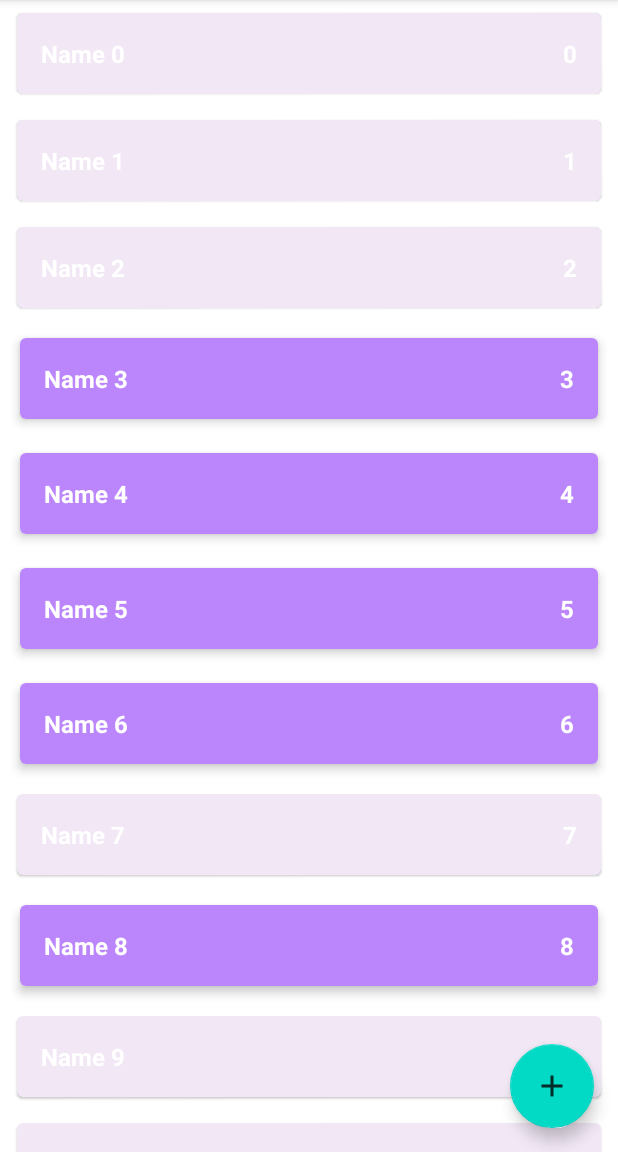
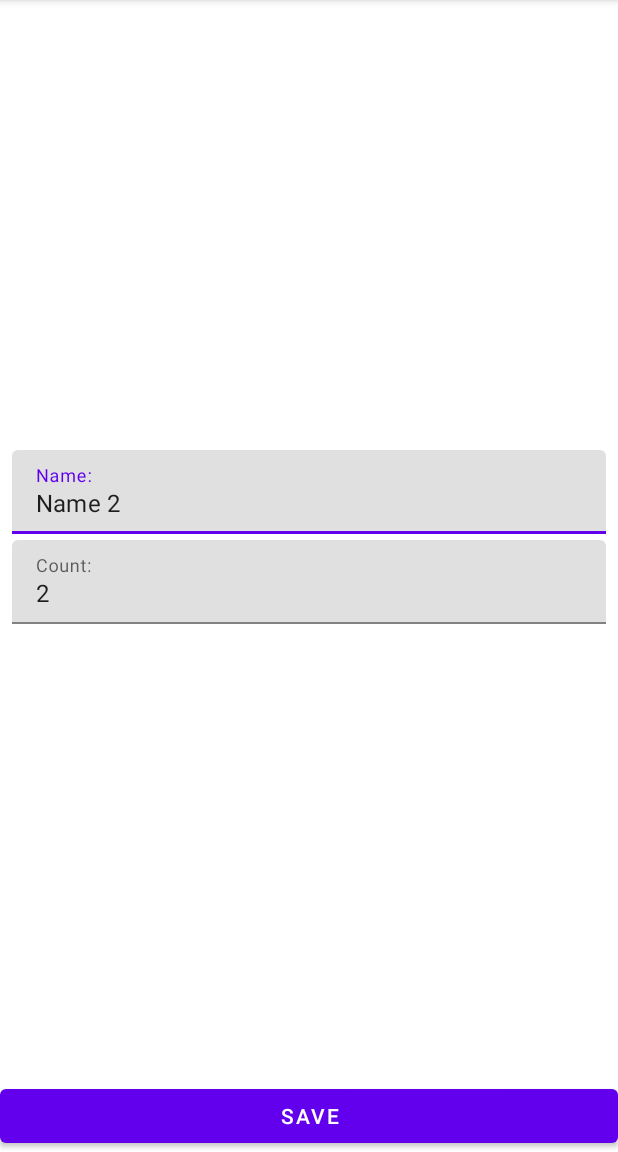
Before and after one commit to GrebnevDeveloper/ShoppingList, an Android app: the screen it shows after launch (MainActivity before the commit, ShopItemActivity after it), after a tap on an icon or button, on a phone screen of 412 x 824 dp, the part 84-1236 px from its top. Run offline under Robolectric (Android 15) with nearby library versions, the phone set to English and light mode, and no system bars.

Commit message:
Add ShopItemActivity

```diff
--- a/app/src/main/AndroidManifest.xml
+++ b/app/src/main/AndroidManifest.xml
@@ -14,6 +14,10 @@
         android:theme="@style/Theme.ShoppingList"
         tools:targetApi="31">
         <activity
+            android:name=".presentation.ShopItemActivity"
+            android:exported="false"
+            android:windowSoftInputMode="adjustResize" />
+        <activity
             android:name=".presentation.MainActivity"
             android:exported="true">
             <intent-filter>
--- a/app/src/main/java/com/grebnev/shoppinglist/presentation/MainActivity.kt
+++ b/app/src/main/java/com/grebnev/shoppinglist/presentation/MainActivity.kt
@@ -1,11 +1,11 @@
 package com.grebnev.shoppinglist.presentation
 
 import android.os.Bundle
-import android.util.Log
 import androidx.appcompat.app.AppCompatActivity
 import androidx.lifecycle.ViewModelProvider
 import androidx.recyclerview.widget.ItemTouchHelper
 import androidx.recyclerview.widget.RecyclerView
+import com.google.android.material.floatingactionbutton.FloatingActionButton
 import com.grebnev.shoppinglist.R
 
 class MainActivity : AppCompatActivity() {
@@ -21,6 +21,12 @@ class MainActivity : AppCompatActivity() {
 
         viewModel.shopList.observe(this) {
             adapter.submitList(it)
+        }
+
+        val btnAddShopItem = findViewById<FloatingActionButton>(R.id.btn_add_shop_item)
+        btnAddShopItem.setOnClickListener {
+            val intent = ShopItemActivity.newIntentAddShopItem(this)
+            startActivity(intent)
         }
     }
 
@@ -68,7 +74,8 @@ class MainActivity : AppCompatActivity() {
 
     private fun setupClickListener() {
         adapter.onShopItemClickListener = {
-            Log.d("OnShopIteshopList = itmClickListener", it.toString())
+            val intent = ShopItemActivity.newIntentEditShopItem(this, it.id)
+            startActivity(intent)
         }
     }
 
--- /dev/null
+++ b/app/src/main/java/com/grebnev/shoppinglist/presentation/ShopItemActivity.kt
@@ -0,0 +1,162 @@
+package com.grebnev.shoppinglist.presentation
+
+import android.content.Context
+import android.content.Intent
+import android.os.Bundle
+import android.text.Editable
+import android.text.TextWatcher
+import android.widget.Button
+import androidx.appcompat.app.AppCompatActivity
+import androidx.lifecycle.ViewModelProvider
+import com.google.android.material.textfield.TextInputEditText
+import com.google.android.material.textfield.TextInputLayout
+import com.grebnev.shoppinglist.R
+import com.grebnev.shoppinglist.domain.ShopItem
+
+class ShopItemActivity : AppCompatActivity() {
+
+    private lateinit var viewModel: ShopItemViewModel
+
+    private lateinit var tilName: TextInputLayout
+    private lateinit var tilCount: TextInputLayout
+    private lateinit var etName: TextInputEditText
+    private lateinit var etCount: TextInputEditText
+    private lateinit var btnSave: Button
+
+    private var screenMode = MODE_UNKNOWN
+    private var shopItemId = ShopItem.UNDEFINED_ID
+
+    override fun onCreate(savedInstanceState: Bundle?) {
+        super.onCreate(savedInstanceState)
+        setContentView(R.layout.activity_shop_item)
+        parseIntent()
+        viewModel = ViewModelProvider(this)[ShopItemViewModel::class.java]
+        initViews()
+        setShowErrorInputData()
+        setResetErrorInputData()
+        launchScreenMode()
+        setCloseScreen()
+    }
+
+    private fun launchScreenMode() {
+        when (screenMode) {
+            EXTRA_ADD -> launchAddMode()
+            EXTRA_EDIT -> launchEditMode()
+        }
+    }
+
+    private fun setCloseScreen() {
+        viewModel.shouldCloseScreen.observe(this) {
+            finish()
+        }
+    }
+
+    private fun launchAddMode() {
+        btnSave.setOnClickListener {
+            val name = etName.text.toString()
+            val count = etCount.text.toString()
+            viewModel.addShopItem(name, count)
+        }
+    }
+
+    private fun launchEditMode() {
+        viewModel.getShopItem(shopItemId)
+        viewModel.shopItem.observe(this) {
+            etName.setText(it.name)
+            etCount.setText(it.count.toString())
+        }
+        btnSave.setOnClickListener {
+            val name = etName.text?.toString()
+            val count = etCount.text?.toString()
+            viewModel.editShopItem(name, count)
+        }
+    }
+
+    private fun setShowErrorInputData() {
+        viewModel.errorInputName.observe(this) {
+            if (it) {
+                tilName.error = getString(R.string.name_not_correct)
+            } else {
+                tilName.error = null
+            }
+        }
+        viewModel.errorInputCount.observe(this) {
+            if (it) {
+                tilCount.error = getString(R.string.count_not_correct)
+            } else {
+                tilCount.error = null
+            }
+        }
+    }
+
+    private fun setResetErrorInputData() {
+        etName.addTextChangedListener(object : TextWatcher {
+            override fun beforeTextChanged(p0: CharSequence?, p1: Int, p2: Int, p3: Int) {
+            }
+
+            override fun onTextChanged(p0: CharSequence?, p1: Int, p2: Int, p3: Int) {
+                viewModel.resetErrorInputName()
+            }
+
+            override fun afterTextChanged(p0: Editable?) {
+            }
+        })
+        etCount.addTextChangedListener(object : TextWatcher {
+            override fun beforeTextChanged(p0: CharSequence?, p1: Int, p2: Int, p3: Int) {
+            }
+
+            override fun onTextChanged(p0: CharSequence?, p1: Int, p2: Int, p3: Int) {
+                viewModel.resetErrorInputCount()
+            }
+
+            override fun afterTextChanged(p0: Editable?) {
+            }
+        })
+    }
+
+    private fun initViews() {
+        tilName = findViewById(R.id.til_name)
+        tilCount = findViewById(R.id.til_count)
+        etName = findViewById(R.id.et_name)
+        etCount = findViewById(R.id.et_count)
+        btnSave = findViewById(R.id.btn_save)
+    }
+
+    private fun parseIntent() {
+        if (!intent.hasExtra(EXTRA_SCREEN_MODE)) {
+            throw RuntimeException("Param screen mode is absent")
+        }
+        val mode = intent.getStringExtra(EXTRA_SCREEN_MODE)
+        if (mode != EXTRA_ADD && mode != EXTRA_EDIT) {
+            throw RuntimeException("Unknown screen mode $mode")
+        }
+        screenMode = mode
+        if (screenMode == EXTRA_EDIT) {
+            if (!intent.hasExtra(EXTRA_SHOP_ITEM_ID)) {
+                throw RuntimeException("Param shop item id is absent")
+            }
+        }
+        shopItemId = intent.getIntExtra(EXTRA_SHOP_ITEM_ID, ShopItem.UNDEFINED_ID)
+    }
+
+    companion object {
+        private const val EXTRA_SCREEN_MODE = "extra_mode"
+        private const val EXTRA_EDIT = "extra_edit"
+        private const val EXTRA_ADD = "extra_add"
+        private const val EXTRA_SHOP_ITEM_ID = "extra_shop_item_id"
+        private const val MODE_UNKNOWN = ""
+
+        fun newIntentAddShopItem(context: Context): Intent {
+            val intent = Intent(context, ShopItemActivity::class.java)
+            intent.putExtra(EXTRA_SCREEN_MODE, EXTRA_ADD)
+            return intent
+        }
+
+        fun newIntentEditShopItem(context: Context, shopItemId: Int): Intent {
+            val intent = Intent(context, ShopItemActivity::class.java)
+            intent.putExtra(EXTRA_SCREEN_MODE, EXTRA_EDIT)
+            intent.putExtra(EXTRA_SHOP_ITEM_ID, shopItemId)
+            return intent
+        }
+    }
+}
--- /dev/null
+++ b/app/src/main/java/com/grebnev/shoppinglist/presentation/ShopItemViewModel.kt
@@ -0,0 +1,98 @@
+package com.grebnev.shoppinglist.presentation
+
+import androidx.lifecycle.LiveData
+import androidx.lifecycle.MutableLiveData
+import androidx.lifecycle.ViewModel
+import com.grebnev.shoppinglist.data.ShopListRepositoryImpl
+import com.grebnev.shoppinglist.domain.AddShopItemUseCase
+import com.grebnev.shoppinglist.domain.EditShopItemUseCase
+import com.grebnev.shoppinglist.domain.GetShopItemUseCase
+import com.grebnev.shoppinglist.domain.ShopItem
+
+class ShopItemViewModel : ViewModel() {
+    private val repository = ShopListRepositoryImpl
+
+    private val getShopItemUseCase = GetShopItemUseCase(repository)
+    private val addShopItemUseCase = AddShopItemUseCase(repository)
+    private val editShopItemUseCase = EditShopItemUseCase(repository)
+
+    private val _errorInputName = MutableLiveData<Boolean>()
+    val errorInputName: LiveData<Boolean>
+        get() = _errorInputName
+
+    private val _errorInputCount = MutableLiveData<Boolean>()
+    val errorInputCount: LiveData<Boolean>
+        get() = _errorInputCount
+
+    private val _shopItem = MutableLiveData<ShopItem>()
+    val shopItem: LiveData<ShopItem>
+        get() = _shopItem
+
+    private val _shouldCloseScreen = MutableLiveData<Unit>()
+    val shouldCloseScreen: LiveData<Unit>
+        get() = _shouldCloseScreen
+
+    fun getShopItem(shopItemId: Int) {
+        val item = getShopItemUseCase.getShopItem(shopItemId)
+        _shopItem.value = item
+    }
+
+    fun addShopItem(inputName: String?, inputCount: String?) {
+        val name = parseName(inputName)
+        val count = parseCount(inputCount)
+        if (validateInputData(name, count)) {
+            val shopItem = ShopItem(name, count, true)
+            addShopItemUseCase.addShopItem(shopItem)
+            finishWork()
+        }
+    }
+
+    fun editShopItem(inputName: String?, inputCount: String?) {
+        val name = parseName(inputName)
+        val count = parseCount(inputCount)
+        if (validateInputData(name, count)) {
+            _shopItem.value?.let {
+                val shopItem = it.copy(name = name, count = count)
+                editShopItemUseCase.editShopItem(shopItem)
+                finishWork()
+            }
+        }
+    }
+
+    private fun parseName(name: String?): String {
+        return name?.trim() ?: ""
+    }
+
+    private fun parseCount(count: String?): Int {
+        return try {
+            count?.trim()?.toInt() ?: 0
+        } catch (e: Exception) {
+            0
+        }
+    }
+
+    private fun validateInputData(name: String, count: Int): Boolean {
+        var result = true
+        if (name.isBlank()) {
+            _errorInputName.value = true
+            result = false
+        }
+        if (count <= 0) {
+            _errorInputCount.value = true
+            result = false
+        }
+        return result
+    }
+
+    fun resetErrorInputName() {
+        _errorInputName.value = false
+    }
+
+    fun resetErrorInputCount() {
+        _errorInputCount.value = false
+    }
+
+    private fun finishWork() {
+        _shouldCloseScreen.value = Unit
+    }
+}
--- /dev/null
+++ b/app/src/main/res/layout/activity_shop_item.xml
@@ -0,0 +1,59 @@
+<?xml version="1.0" encoding="utf-8"?>
+<androidx.constraintlayout.widget.ConstraintLayout xmlns:android="http://schemas.android.com/apk/res/android"
+    xmlns:app="http://schemas.android.com/apk/res-auto"
+    xmlns:tools="http://schemas.android.com/tools"
+    android:layout_width="match_parent"
+    android:layout_height="match_parent"
+    tools:context=".presentation.ShopItemActivity">
+
+    <com.google.android.material.textfield.TextInputLayout
+        android:id="@+id/til_name"
+        android:layout_width="0dp"
+        android:layout_height="wrap_content"
+        android:layout_marginStart="8dp"
+        android:layout_marginEnd="8dp"
+        android:layout_marginBottom="4dp"
+        app:layout_constraintBottom_toTopOf="@id/til_count"
+        app:layout_constraintEnd_toEndOf="parent"
+        app:layout_constraintStart_toStartOf="parent"
+        app:layout_constraintTop_toTopOf="parent"
+        app:layout_constraintVertical_chainStyle="packed">
+
+        <com.google.android.material.textfield.TextInputEditText
+            android:id="@+id/et_name"
+            android:layout_width="match_parent"
+            android:layout_height="wrap_content"
+            android:hint="@string/et_name_hint"
+            android:inputType="textCapWords" />
+    </com.google.android.material.textfield.TextInputLayout>
+
+    <com.google.android.material.textfield.TextInputLayout
+        android:id="@+id/til_count"
+        android:layout_width="0dp"
+        android:layout_height="wrap_content"
+        android:layout_marginStart="8dp"
+        android:layout_marginEnd="8dp"
+        android:layout_marginBottom="4dp"
+        app:layout_constraintBottom_toTopOf="@id/btn_save"
+        app:layout_constraintEnd_toEndOf="parent"
+        app:layout_constraintStart_toStartOf="parent"
+        app:layout_constraintTop_toBottomOf="@id/til_name">
+
+        <com.google.android.material.textfield.TextInputEditText
+            android:id="@+id/et_count"
+            android:layout_width="match_parent"
+            android:layout_height="wrap_content"
+            android:hint="@string/et_count_hint"
+            android:inputType="numberDecimal" />
+    </com.google.android.material.textfield.TextInputLayout>
+
+    <Button
+        android:id="@+id/btn_save"
+        android:layout_width="match_parent"
+        android:layout_height="wrap_content"
+        android:text="@string/btn_save"
+        app:layout_constraintBottom_toBottomOf="parent"
+        app:layout_constraintEnd_toEndOf="parent"
+        app:layout_constraintStart_toStartOf="parent" />
+
+</androidx.constraintlayout.widget.ConstraintLayout>
--- a/app/src/main/res/values/strings.xml
+++ b/app/src/main/res/values/strings.xml
@@ -1,4 +1,9 @@
 <resources>
     <string name="app_name">Shopping List</string>
+    <string name="et_name_hint">Name:</string>
+    <string name="et_count_hint">Count:</string>
+    <string name="btn_save">Save</string>
     <string name="add_new_shop_item">Add new shop item</string>
+    <string name="name_not_correct">The name is not correct</string>
+    <string name="count_not_correct">The count is not correct</string>
 </resources>
```
